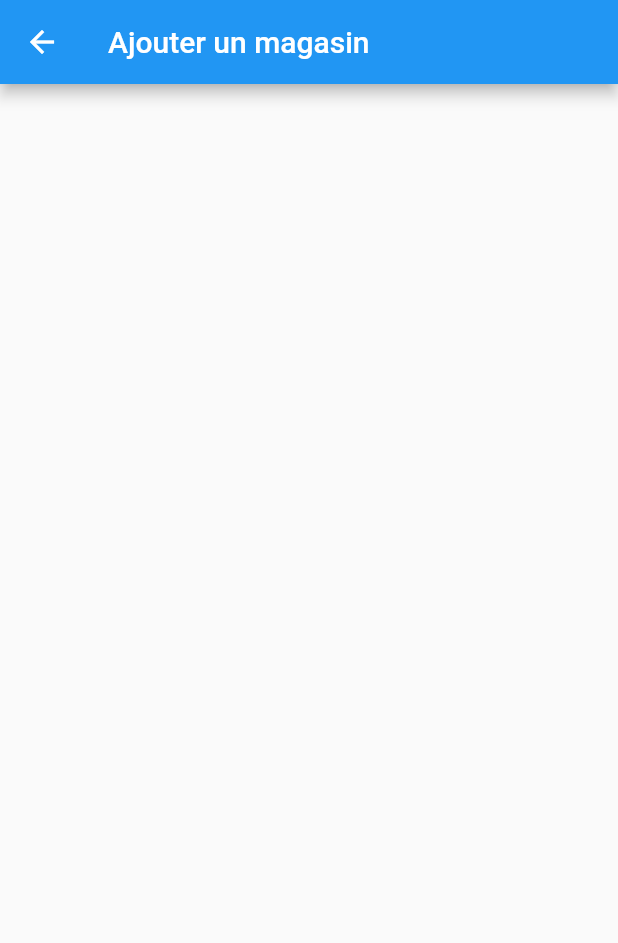
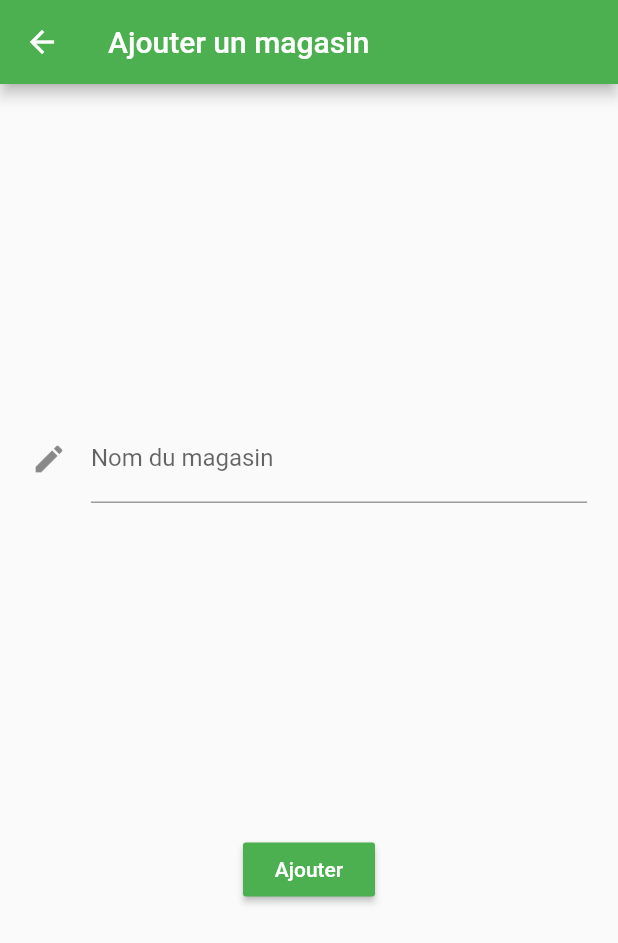
Before and after one commit to ChinaskiJr/Calicourse-Flutter, a Flutter app: the AddShopPage screen opened by its route, on a phone screen of 412 x 824 dp. Shown: the top 943 px of the screen. Run offline on Flutter 3.47's test engine with Material 2 defaults, Android fonts, the phone set to English and light mode, and no system bars; network calls fail.

Commit message:
User can now add a new shop

```diff
--- a/lib/widgets/pages/AddShopPage.dart
+++ b/lib/widgets/pages/AddShopPage.dart
@@ -1,15 +1,93 @@
+import 'dart:io';
+
+import 'package:calicourse_front/helpers/HttpHelper.dart';
+import 'package:calicourse_front/models/Shop.dart';
+import 'package:calicourse_front/parameters/parameters.dart';
+import 'package:calicourse_front/widgets/custom_widgets/FatalAlertDialog.dart';
 import 'package:flutter/material.dart';
 import 'package:flutter/widgets.dart';
 
-class AddShopPage extends StatelessWidget {
+class AddShopPage extends StatefulWidget {
+  @override
+  State<StatefulWidget> createState() {
+    return AddShopPageStage();
+  }
+}
+
+class AddShopPageStage extends State<AddShopPage> {
+  final _formKey = GlobalKey<FormState>();
+  TextEditingController _titleFieldConstructor;
+
+  @override
+  void dispose() {
+    _titleFieldConstructor.dispose();
+    super.dispose();
+  }
   @override
   Widget build(BuildContext context) {
+    _titleFieldConstructor = TextEditingController();
+
     return Scaffold(
       appBar: AppBar(
         title: Text("Ajouter un magasin"),
+        backgroundColor: secondaryColor,
       ),
-      body: Center(
+      body: Padding(
+        padding: EdgeInsets.symmetric(
+          horizontal: MediaQuery.of(context).size.width * 0.05
+        ),
+        child: Form(
+          key: _formKey,
+          child: Column(
+            mainAxisAlignment: MainAxisAlignment.spaceEvenly,
+            children: <Widget>[
+              TextFormField(
+                controller: _titleFieldConstructor,
+                decoration: const InputDecoration(
+                  icon: const Icon(Icons.create),
+                  hintText: "ex: Carrefour",
+                  labelText: "Nom du magasin"
+                ),
+                validator: (String value) {
+                  if (value.isEmpty) {
+                    return 'Ce champ est obligatoire';
+                  } else {
+                    return null;
+                  }
+                },
+              ),
+              RaisedButton(
+                child: Text(
+                  'Ajouter',
+                  style: TextStyle(
+                    color: Colors.white
+                  ),
+                ),
+                color: secondaryColor,
+                splashColor: Colors.white,
+                onPressed: () async {
+                  if (_formKey.currentState.validate()) {
+                    Shop newShop = Shop.build(
+                      name: _titleFieldConstructor.text
+                    );
+                    await _processAddShop(newShop);
+                    Navigator.of(context).pop();
+                  }
+                },
+              ),
+            ],
+          )
+        ),
       ),
     );
   }
+
+  Future<void> _processAddShop(Shop shop) async {
+    try {
+      await HttpHelper.postShop(shop);
+    } on HttpException catch (exception, stacktrace) {
+      print(stacktrace);
+      FatalAlertDialog.showFatalError(exception.message, context);
+    }
+  }
 }
```
Also changed, not shown: lib/helpers/HttpHelper.dart (+13 -0 lines), lib/models/Shop.dart (+6 -4 lines).
